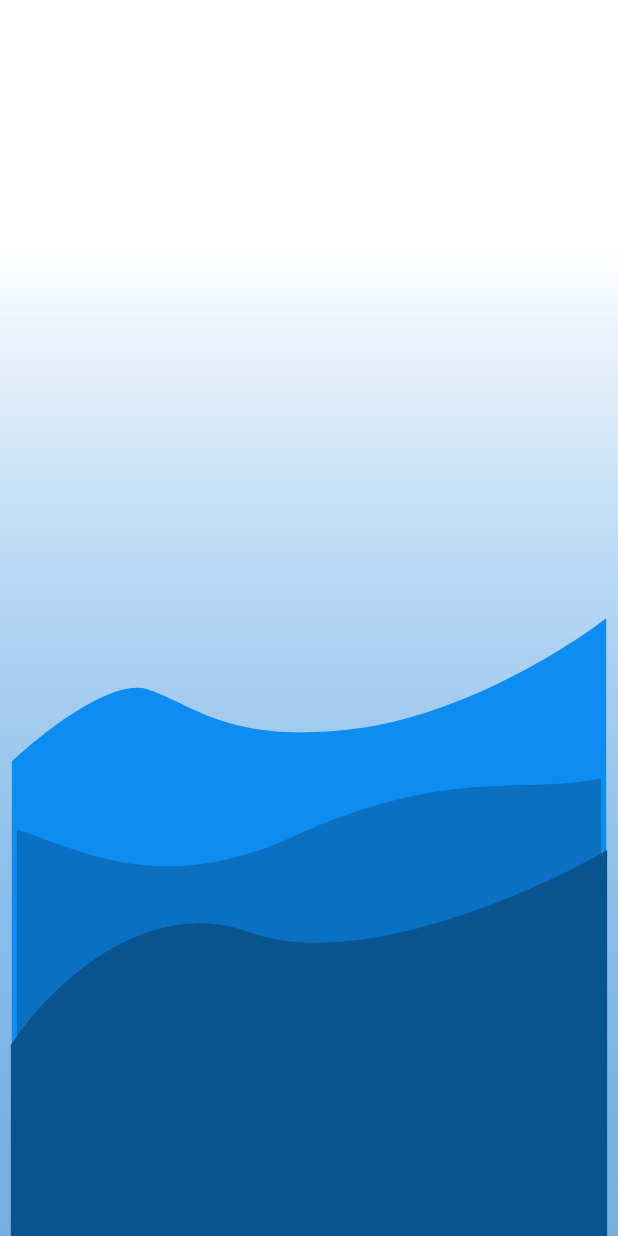
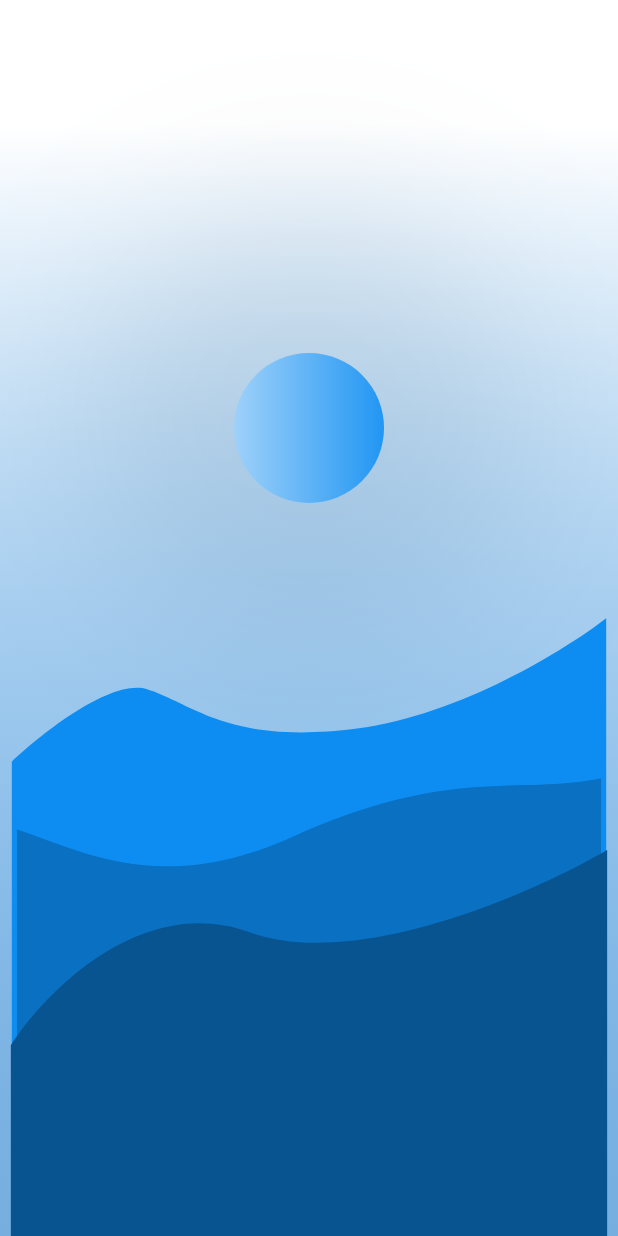
Before and after one commit to MiroKeimioniemi/LED-zeppelin-app, a Flutter app: the screen it shows after launch, on a phone screen of 412 x 824 dp. Run offline on Flutter 3.47's test engine with Material 3 defaults, Android fonts, the phone set to English and light mode, and no system bars; our stand-ins replace flutter_svg.

Commit message:
Added celestial body

```diff
--- /dev/null
+++ b/lib/components/celestial.dart
@@ -0,0 +1,41 @@
+import 'dart:ui';
+
+import 'package:flutter/material.dart';
+
+class CelestialBody extends StatelessWidget {
+
+  final bool isDay;
+  final double brightness;
+  final Color color;
+
+  const CelestialBody({super.key, required this.isDay, required this.brightness, required this.color});
+
+  @override
+  Widget build(BuildContext context) {
+    return AnimatedContainer(
+      duration: const Duration(seconds: 1),
+      curve: Curves.easeInOut,
+      alignment: Alignment(0, lerpDouble(0.35, -0.35, brightness)!),
+      // Sun
+      child: Container(
+        width: 100,
+        height: 100,
+        decoration: BoxDecoration(
+          shape: BoxShape.circle,
+          gradient: LinearGradient(
+            begin: Alignment.centerLeft,
+            end: Alignment.centerRight,
+            colors: [HSLColor.fromColor(color).withLightness(0.8).toColor(), color],
+          ),
+          boxShadow: [
+            BoxShadow(
+              color: HSLColor.fromColor(color).withLightness(0.2).toColor().withOpacity(0.1),
+              blurRadius: 100,
+              spreadRadius: 100,
+            ),
+          ],
+        ),
+      ),
+    );
+  }
+}
--- a/lib/components/gradient_background.dart
+++ b/lib/components/gradient_background.dart
@@ -1,45 +1,61 @@
 import 'dart:math';
-
 import 'package:flutter/material.dart';
 
+// GradientBackground widget consists of a solid color background with a gradient overlay,
+// the colors of which change dynamically based on the brightness and isOn parameters.
 class GradientBackground extends StatelessWidget {
+
+  final Color color;
+  final double brightness;
+  final bool isOn;
+
+  // GradientBackground widget constructor with color, brightness and isOn parameters.
   const GradientBackground(
       {super.key,
       required this.color,
       required this.brightness,
       required this.isOn});
-  final Color color;
-  final double brightness;
-  final bool isOn;
 
+  // A function to return a BoxDecoration with a gradient overlay of the specified colors and stops.
   BoxDecoration _simpleBox(List<Color> colors, List<double> stops) {
+
+    // If the lamp is on, the gradient colors are the provided colors, otherwise they are shades of black.
+    // The number of gradient stops must match the number of gradient colors.
     List<Color> gradientColors;
+    List<double> gradientStops;
     if (isOn) {
-      gradientColors = [colors[0], colors[1]];
+      gradientColors = colors;
+      gradientStops = stops;
     } else {
       gradientColors = [const Color.fromARGB(255, 55, 55, 55), Colors.black];
+      gradientStops = [0.0, 0.75];
     }
 
     return BoxDecoration(
       gradient: LinearGradient(
         colors: gradientColors,
-        stops: stops,
+        stops: gradientStops,
         begin: Alignment.topCenter,
         end: Alignment.bottomCenter,
       ),
     );
   }
 
+  // Build method for the GradientBackground widget
   @override
   Widget build(BuildContext context) {
     return Stack(
       children: [
+        // Solid black background color to provide more contrast for low brightness values.
         Container(
           color: Colors.black.withOpacity(1 - max(0, brightness - 0.2)),
         ),
+        // Gradient overlay with the specified colors and stops.
+        // The brightness value reduces the opacity of the gradient overlay to simulate light intensity when the color changes to the white of the background.
+        // The stops open up the gradient to the top and bottom of the screen as brighteness increases to simulate a sunrise effect.
         Container(
           decoration:
-              _simpleBox([Colors.white.withOpacity(brightness), color.withOpacity(1 - max(0, brightness - 0.5))], [0.2 + ((1 - brightness) / 10), 1 - ((1 - brightness) / 10)]),
+              _simpleBox([Colors.white.withOpacity(brightness), color.withOpacity(1 - max(0, brightness - 0.5))], [0.1 + ((1 - brightness) / 10), 1 - ((1 - brightness) / 10)]),
         ),
       ],
     );
--- a/lib/components/midground.dart
+++ b/lib/components/midground.dart
@@ -1,3 +1,5 @@
+import 'dart:math';
+
 import 'package:flutter/material.dart';
 import 'package:flutter_svg/flutter_svg.dart';
 
@@ -5,11 +7,12 @@ import 'package:flutter_svg/flutter_svg.dart';
 // of which are progressively darker shades of the color provided as a parameter
 class Midground extends StatelessWidget {
 
-  // Midground widget constructor with color, brightness and isOn parameters
-  const Midground({super.key, required this.color, required this.brightness, required this.isOn});
   final Color color;
   final double brightness;
   final bool isOn;
+
+  // Midground widget constructor with color, brightness and isOn parameters
+  const Midground({super.key, required this.color, required this.brightness, required this.isOn});
 
   // SVG definitions
   final String svg1 =
@@ -38,15 +41,15 @@ class Midground extends StatelessWidget {
       alignment: Alignment.bottomCenter,
       children: <Widget>[
         ColorFiltered(
-          colorFilter: ColorFilter.mode(HSLColor.fromColor(color).withLightness(0.5).toColor(), BlendMode.srcIn),
+          colorFilter: ColorFilter.mode(isOn? HSLColor.fromColor(color).withLightness(max(0.1, brightness / 2)).toColor() : Color.fromARGB(255, 30, 30, 30), BlendMode.srcIn),
           child: SvgPicture.string(svg1, height: MediaQuery.of(context).size.height / 2, fit: BoxFit.fill,),
         ),
         ColorFiltered(
-          colorFilter: ColorFilter.mode(HSLColor.fromColor(color).withLightness(0.4).toColor(), BlendMode.srcIn),
+          colorFilter: ColorFilter.mode(isOn? HSLColor.fromColor(color).withLightness(max(0.07, brightness / 2 - 0.1)).toColor() : Color.fromARGB(255, 20, 20, 20), BlendMode.srcIn),
           child: SvgPicture.string(svg2, height: MediaQuery.of(context).size.height / 2.7, fit: BoxFit.fill,),
         ),
         ColorFiltered(
-          colorFilter: ColorFilter.mode(HSLColor.fromColor(color).withLightness(0.3).toColor(), BlendMode.srcIn),
+          colorFilter: ColorFilter.mode(isOn? HSLColor.fromColor(color).withLightness(max(0.03, brightness / 2 - 0.2)).toColor() : const Color.fromARGB(255, 10, 10, 10), BlendMode.srcIn),
           child: SvgPicture.string(svg3, height: MediaQuery.of(context).size.height / 3.2, fit: BoxFit.fill,),
         ),
       ],
--- a/lib/main.dart
+++ b/lib/main.dart
@@ -1,5 +1,6 @@
 import 'package:flutter/material.dart';
 import 'package:flutter/services.dart';
+import 'package:led_zeppelin_app/components/celestial.dart';
 import 'package:provider/provider.dart';
 
 import 'components/gradient_background.dart';
@@ -23,7 +24,7 @@ class LampState extends ChangeNotifier {
   // Lamp state variables
   bool _isOn = true;
   double _brightness = 1;
-  Color _color = Colors.blue;
+  Color _color = Colors.blue;               // Deal with black
   int _selectedAnimation = 1;
   DateTime _nextAlarm = DateTime.now();
 
@@ -73,11 +74,14 @@ class _MyHomePageState extends State<MyHomePage> {
     return Scaffold(
       body: Stack(
         children: <Widget>[
+          // The bottommost background element
           GradientBackground(
             isOn: Provider.of<LampState>(context).isOn,
             color: Provider.of<LampState>(context).color,
             brightness: Provider.of<LampState>(context).brightness,
           ),
+          // CelestialBody widget is the sun/moon element that indicates the brightness level and the selcted color
+          CelestialBody(isDay: true, brightness: Provider.of<LampState>(context).brightness, color: Provider.of<LampState>(context).color),
           // Midground widget is the topmost background element
           Expanded(
             child: Align(
```
